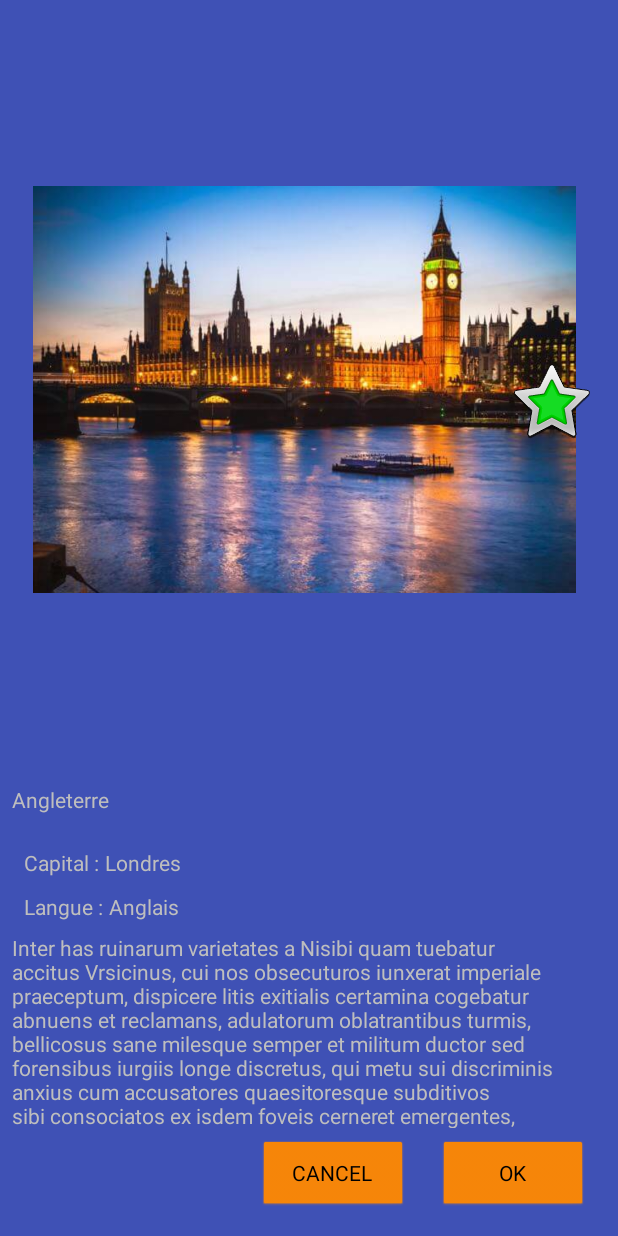
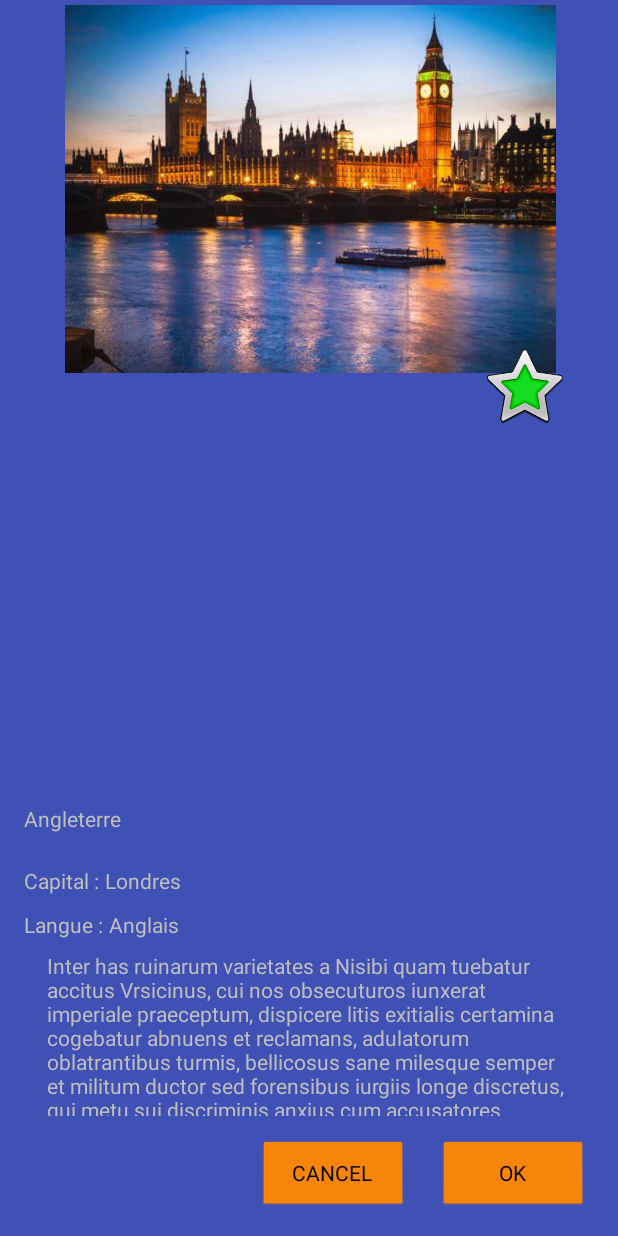
Before and after one commit to GME01/Android, an Android app: the DetailsActivity screen opened directly, with no data from a screen before it, on a phone screen of 412 x 824 dp. Run offline under Robolectric (Android 15) with nearby library versions, the phone set to English and light mode, and no system bars.

Commit message:
Mise à jour

```diff
--- a/SU_ANDROID12/app/src/main/res/layout/activity_main.xml
+++ b/SU_ANDROID12/app/src/main/res/layout/activity_main.xml
@@ -26,13 +26,15 @@
         app:layout_constraintVertical_bias="0.951" />
 
     <LinearLayout
-        android:layout_width="352dp"
+        android:layout_width="323dp"
         android:layout_height="287dp"
         android:layout_marginBottom="80dp"
+        android:layout_marginEnd="16dp"
         android:layout_marginStart="16dp"
         android:layout_marginTop="8dp"
         android:orientation="vertical"
         app:layout_constraintBottom_toBottomOf="parent"
+        app:layout_constraintEnd_toEndOf="parent"
         app:layout_constraintStart_toStartOf="parent"
         app:layout_constraintTop_toTopOf="parent"
         app:layout_constraintVertical_bias="0.687">
--- a/SU_ANDROID12/app/src/main/res/layout/presentation.xml
+++ b/SU_ANDROID12/app/src/main/res/layout/presentation.xml
@@ -31,48 +31,58 @@
 
     <ImageView
         android:id="@+id/imageView"
-        android:layout_width="406dp"
-        android:layout_height="271dp"
+        android:layout_width="327dp"
+        android:layout_height="252dp"
         android:layout_marginBottom="8dp"
         android:layout_marginEnd="8dp"
-        android:layout_marginTop="4dp"
+        android:layout_marginStart="8dp"
+        android:layout_marginTop="0dp"
         android:src="@drawable/london_640x480"
         app:layout_constraintBottom_toTopOf="@+id/textView"
         app:layout_constraintEnd_toEndOf="parent"
-        app:layout_constraintHorizontal_bias="0.366"
+        app:layout_constraintHorizontal_bias="0.512"
         app:layout_constraintStart_toStartOf="parent"
-        app:layout_constraintTop_toTopOf="parent" />
+        app:layout_constraintTop_toTopOf="parent"
+        app:layout_constraintVertical_bias="0.0" />
 
     <RatingBar
         android:id="@+id/ratingBar"
         android:layout_width="wrap_content"
         android:layout_height="wrap_content"
-        android:layout_marginEnd="16dp"
-        android:layout_marginTop="240dp"
+        android:layout_marginBottom="8dp"
+        android:layout_marginEnd="8dp"
+        android:layout_marginStart="8dp"
+        android:layout_marginTop="230dp"
         android:isIndicator="false"
         android:numStars="1"
         android:rating="1"
         android:visibility="visible"
+        app:layout_constraintBottom_toBottomOf="parent"
         app:layout_constraintEnd_toEndOf="parent"
-        app:layout_constraintTop_toTopOf="parent" />
+        app:layout_constraintHorizontal_bias="0.923"
+        app:layout_constraintStart_toStartOf="parent"
+        app:layout_constraintTop_toTopOf="parent"
+        app:layout_constraintVertical_bias="0.0" />
 
     <TextView
         android:id="@+id/textView"
-        android:layout_width="204dp"
-        android:layout_height="34dp"
-        android:layout_marginBottom="8dp"
-        android:layout_marginStart="8dp"
+        android:layout_width="187dp"
+        android:layout_height="29dp"
+        android:layout_marginBottom="12dp"
+        android:layout_marginStart="16dp"
         android:text="Angleterre"
         app:layout_constraintBottom_toTopOf="@+id/textView3"
         app:layout_constraintStart_toStartOf="parent" />
 
     <ScrollView
         android:id="@+id/scrollView2"
-        android:layout_width="368dp"
-        android:layout_height="130dp"
-        android:layout_marginBottom="8dp"
-        android:layout_marginStart="8dp"
+        android:layout_width="350dp"
+        android:layout_height="110dp"
+        android:layout_marginBottom="16dp"
+        android:layout_marginEnd="16dp"
+        android:layout_marginStart="16dp"
         app:layout_constraintBottom_toTopOf="@+id/cancel"
+        app:layout_constraintEnd_toEndOf="parent"
         app:layout_constraintStart_toStartOf="parent">
 
         <TextView
@@ -107,7 +117,7 @@
         android:layout_width="wrap_content"
         android:layout_height="20dp"
         android:layout_marginStart="4dp"
-        android:layout_marginTop="8dp"
+        android:layout_marginTop="12dp"
         android:text="Londres"
         app:layout_constraintStart_toEndOf="@+id/textView3"
         app:layout_constraintTop_toBottomOf="@+id/textView" />
--- a/SU_ANDROID12/build.gradle
+++ b/SU_ANDROID12/build.gradle
@@ -7,7 +7,7 @@ buildscript {
         jcenter()
     }
     dependencies {
-        classpath 'com.android.tools.build:gradle:3.0.0'
+        classpath 'com.android.tools.build:gradle:3.0.1'
 
 
         // NOTE: Do not place your application dependencies here; they belong
```
